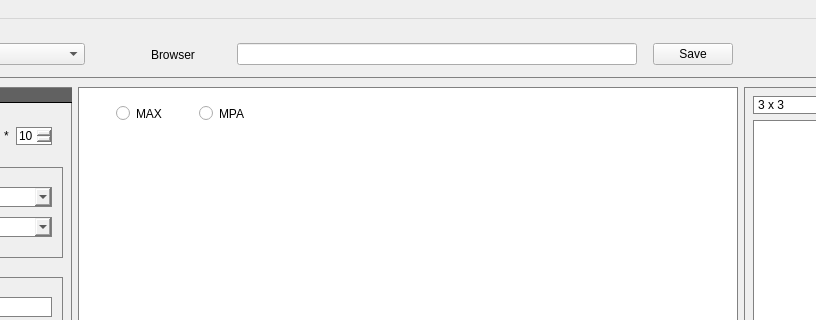
Above: ui_Files/PMPS.ui from sujin16/PMASProject before the change; both pictures show x 192 to 1008 and y 0 to 320 of the 1300 by 702 pixel window. Below: the same form after it.
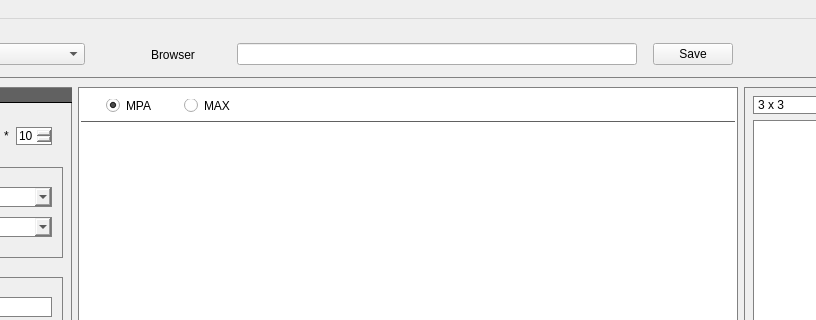
That is the form after the change. Custom widgets are drawn as their Qt base class.

```diff
--- a/ui_Files/PMPS.ui
+++ b/ui_Files/PMPS.ui
@@ -1061,26 +1061,32 @@
            <number>1</number>
           </property>
           <item>
-           <widget class="QWidget" name="radio_widget" native="true">
-            <property name="enabled">
-             <bool>true</bool>
+           <widget class="QGroupBox" name="groupBox">
+            <property name="minimumSize">
+             <size>
+              <width>0</width>
+              <height>33</height>
+             </size>
             </property>
             <property name="maximumSize">
              <size>
               <width>16777215</width>
-              <height>50</height>
+              <height>33</height>
              </size>
             </property>
             <property name="styleSheet">
-             <string notr="true">border-width:0px;
-</string>
+             <string notr="true">border-width:1px;
+border-top-color: rgb(255, 255, 255);
+border-right-color: rgb(255, 255, 255);
+border-left-color: rgb(255, 255, 255);
+border-bottom-color:rgb(97, 97, 97);</string>
+            </property>
+            <property name="title">
+             <string/>
             </property>
             <layout class="QHBoxLayout" name="horizontalLayout_3">
              <item>
               <spacer name="horizontalSpacer_9">
-               <property name="enabled">
-                <bool>true</bool>
-               </property>
                <property name="orientation">
                 <enum>Qt::Horizontal</enum>
                </property>
@@ -1089,93 +1095,63 @@
                </property>
                <property name="sizeHint" stdset="0">
                 <size>
-                 <width>27</width>
-                 <height>27</height>
-                </size>
-               </property>
-              </spacer>
-             </item>
-             <item>
-              <widget class="QRadioButton" name="max_radioButton">
-               <property name="enabled">
-                <bool>true</bool>
-               </property>
-               <property name="minimumSize">
-                <size>
-                 <width>50</width>
-                 <height>0</height>
-                </size>
-               </property>
-               <property name="maximumSize">
-                <size>
-                 <width>50</width>
-                 <height>16777215</height>
-                </size>
-               </property>
-               <property name="styleSheet">
-                <string notr="true">border-width:0px;</string>
-               </property>
-               <property name="text">
-                <string>MAX</string>
-               </property>
-              </widget>
-             </item>
-             <item>
-              <spacer name="horizontalSpacer_10">
-               <property name="enabled">
-                <bool>true</bool>
-               </property>
-               <property name="orientation">
-                <enum>Qt::Horizontal</enum>
-               </property>
-               <property name="sizeType">
-                <enum>QSizePolicy::Fixed</enum>
-               </property>
-               <property name="sizeHint" stdset="0">
-                <size>
-                 <width>27</width>
-                 <height>27</height>
+                 <width>16</width>
+                 <height>19</height>
                 </size>
                </property>
               </spacer>
              </item>
              <item>
               <widget class="QRadioButton" name="mpa_radioButton">
-               <property name="enabled">
-                <bool>true</bool>
-               </property>
-               <property name="minimumSize">
-                <size>
-                 <width>50</width>
-                 <height>0</height>
-                </size>
-               </property>
-               <property name="maximumSize">
-                <size>
-                 <width>50</width>
-                 <height>16777215</height>
-                </size>
-               </property>
                <property name="styleSheet">
                 <string notr="true">border-width:0px;</string>
                </property>
                <property name="text">
                 <string>MPA</string>
                </property>
-              </widget>
-             </item>
-             <item>
-              <spacer name="horizontalSpacer_11">
-               <property name="enabled">
+               <property name="checked">
                 <bool>true</bool>
                </property>
+              </widget>
+             </item>
+             <item>
+              <spacer name="horizontalSpacer_7">
                <property name="orientation">
                 <enum>Qt::Horizontal</enum>
                </property>
+               <property name="sizeType">
+                <enum>QSizePolicy::Fixed</enum>
+               </property>
                <property name="sizeHint" stdset="0">
                 <size>
-                 <width>429</width>
-                 <height>27</height>
+                 <width>25</width>
+                 <height>19</height>
+                </size>
+               </property>
+              </spacer>
+             </item>
+             <item>
+              <widget class="QRadioButton" name="max_radioButton">
+               <property name="styleSheet">
+                <string notr="true">border-width:0px;</string>
+               </property>
+               <property name="text">
+                <string>MAX</string>
+               </property>
+               <property name="checked">
+                <bool>false</bool>
+               </property>
+              </widget>
+             </item>
+             <item>
+              <spacer name="horizontalSpacer_8">
+               <property name="orientation">
+                <enum>Qt::Horizontal</enum>
+               </property>
+               <property name="sizeHint" stdset="0">
+                <size>
+                 <width>476</width>
+                 <height>10</height>
                 </size>
                </property>
               </spacer>
@@ -1191,25 +1167,6 @@
             </property>
            </widget>
           </item>
-          <item>
-           <spacer name="verticalSpacer_2">
-            <property name="enabled">
-             <bool>true</bool>
-            </property>
-            <property name="orientation">
-             <enum>Qt::Vertical</enum>
-            </property>
-            <property name="sizeType">
-             <enum>QSizePolicy::Fixed</enum>
-            </property>
-            <property name="sizeHint" stdset="0">
-             <size>
-              <width>617</width>
-              <height>17</height>
-             </size>
-            </property>
-           </spacer>
-          </item>
          </layout>
         </widget>
        </item>
```
Left out of the diff: 21 changed lines with no effect on the pictures.
